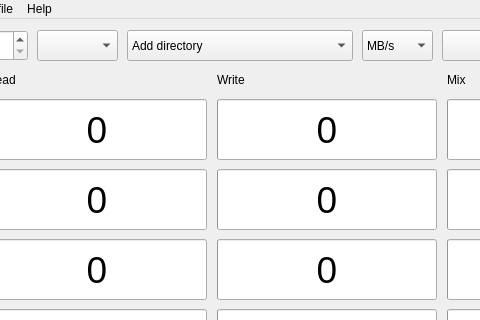
JonMagon/KDiskMark, file src/mainwindow.ui: the form before one commit; both pictures show x 123 to 603 and y 0 to 320 of the 801 by 440 pixel window.
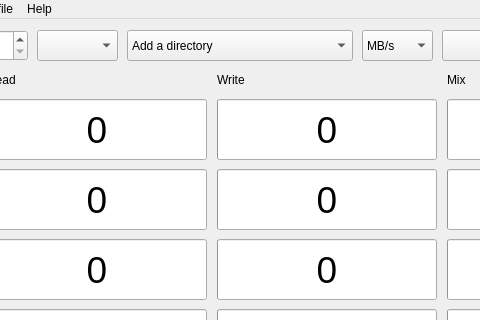
The form after the commit.

What changed in the file:
```diff
--- a/src/mainwindow.ui
+++ b/src/mainwindow.ui
@@ -699,7 +699,7 @@
        </property>
        <item>
         <property name="text">
-         <string>Add directory</string>
+         <string>Add a directory</string>
         </property>
        </item>
       </widget>
```
